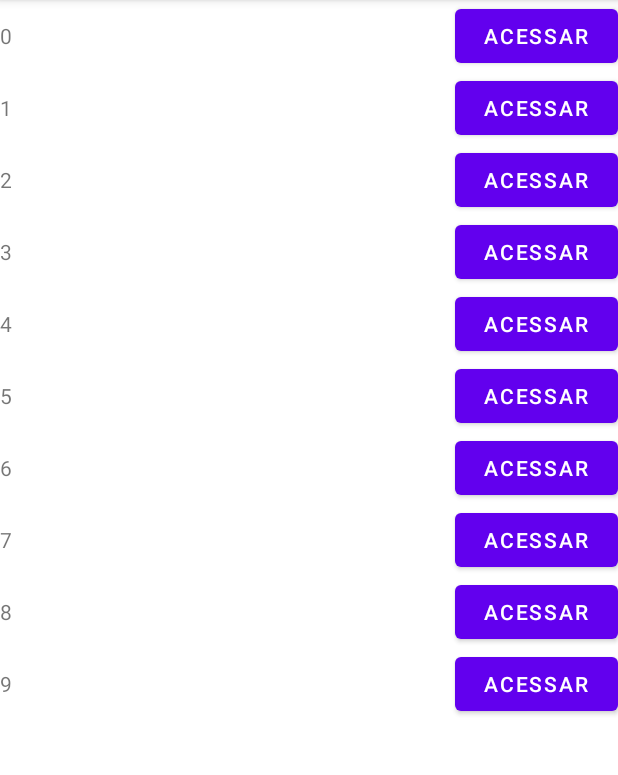
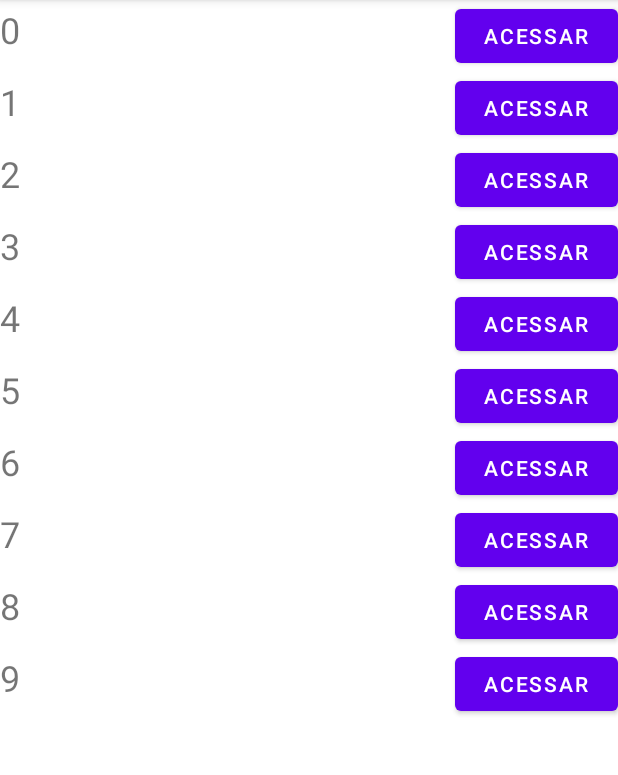
Before and after one commit to bcovies/android-recyclerView-button, an Android app: the screen it shows after launch (MainActivity), on a phone screen of 412 x 824 dp, the part 84-859 px from its top. Run offline under Robolectric (Android 15) with nearby library versions, the phone set to English and light mode, and no system bars.

Commit message:
(1) - Aumentado o tamanho da fonte; (2) - Adicionado imagem para readme;

```diff
--- a/app/src/main/res/layout/activity_main_recyclerview_insidelayout.xml
+++ b/app/src/main/res/layout/activity_main_recyclerview_insidelayout.xml
@@ -8,7 +8,8 @@
         android:layout_width="297dp"
         android:layout_height="wrap_content"
         android:layout_weight="1"
-        android:text="TextView" />
+        android:text="TextView"
+        android:textSize="24sp" />
 
     <Button
         android:id="@+id/activity_main_recyclerview_insidelayout_button"
```
Also changed, not shown: 1 other file.
